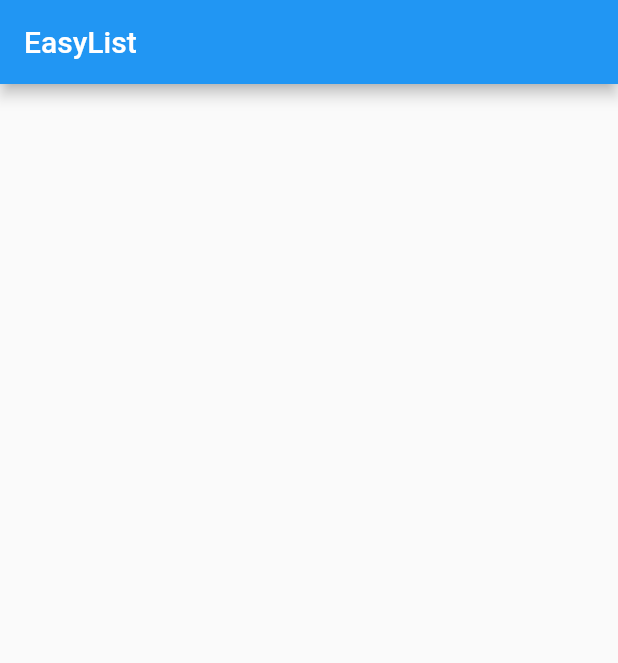
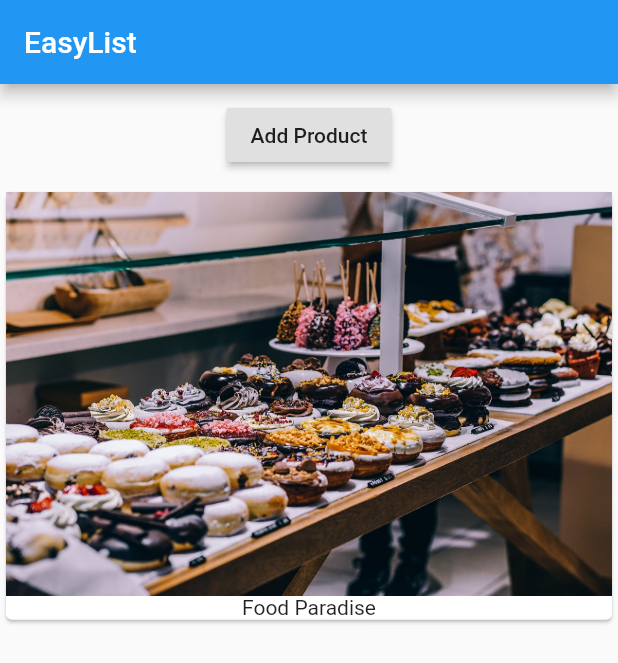
Before and after one commit to edluong/flutter_course, a Flutter app: the screen it shows after launch, on a phone screen of 412 x 824 dp. Shown: the top 663 px of the screen. Run offline on Flutter 3.47's test engine with Material 2 defaults, Android fonts, the phone set to English and light mode, and no system bars.

Commit message:
added photo and button

```diff
--- a/lib/main.dart
+++ b/lib/main.dart
@@ -7,19 +7,42 @@ import 'package:flutter/material.dart'; // need this to import Material class to
 // }
 
 void main() => runApp(MyApp()); //equivalent to the statement above
-                                //NOTE: can only be used with only one statement
+//NOTE: can only be used with only one statement
 
 class MyApp extends StatelessWidget {
-  @override                          //Can add annotation; telling Dart to override this method
-  Widget build(BuildContext context) { //can add Widget before build() to make sure a Widget object is returned
+  @override //Can add annotation; telling Dart to override this method
+  Widget build(BuildContext context) {
+    //can add Widget before build() to make sure a Widget object is returned
     // required because it will need to draw it into the screen
     // Scaffold Widget - from Material package. ship with a nice background and add an app bar.
-    return MaterialApp( //root widget
-      home: Scaffold( //background widget
-        appBar: AppBar( //creates the blue bar widget
-          title: Text('EasyList'), //shows the title on the blue bar widget
-        ),
-      ),
+    return MaterialApp(
+      //root widget
+      home: Scaffold(
+          appBar: AppBar(
+            //creates the blue bar widget
+            title: Text('EasyList'), //shows the title on the blue bar widget
+          ),
+          body: Column(
+            children: <Widget>[
+              Container(
+                margin: EdgeInsets.all(10.0),
+                child: RaisedButton(
+                  onPressed: () {},
+                  child: Text('Add Product'),
+                ),
+              ),
+              Card(
+                child: Column(
+                  children: <Widget>[
+                    Image.asset(
+                        'assets/food.jpg'), //need to update the pubspec.yaml file first so flutter knows of the file
+                    Text('Food Paradise')
+                  ],
+                ),
+              ),
+            ],
+          ) //from material class
+          ),
     ); //a widget would need to return a widget; MaterialApp() is the root widget
   }
 }
--- a/pubspec.yaml
+++ b/pubspec.yaml
@@ -37,8 +37,8 @@ flutter:
   uses-material-design: true
 
   # To add assets to your application, add an assets section, like this:
-  # assets:
-  #  - images/a_dot_burr.jpeg
+  assets:
+  - assets/food.jpg
   #  - images/a_dot_ham.jpeg
 
   # An image asset can refer to one or more resolution-specific "variants", see
```
Also changed, not shown: assets/food.jpg (added).
